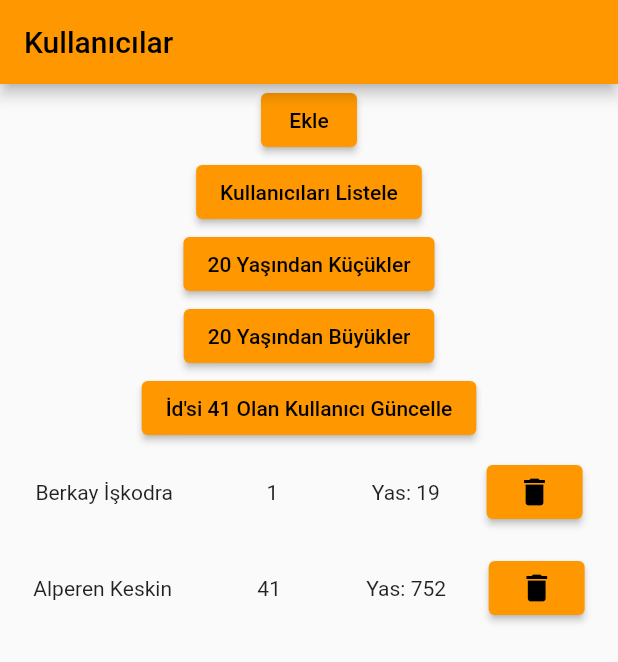
After one commit to Berkayiskodra/bky_app, a Flutter app: the UserScreen screen opened by its route, after a tap on "Ekle", after a tap on "20 Yaşından Büyükler", after a tap on "İd'si 41 Olan Kullanıcı Güncelle", on a phone screen of 412 x 824 dp. The commit adds this screen. Shown: the top 662 px of the screen. Run offline on Flutter 3.47's test engine with Material 2 defaults, Android fonts, the phone set to English and light mode, and no system bars; our stand-ins replace go_router, isar; accounts and stored records are empty; generated files the repository leaves out were written again.

Commit message:
isar add

```diff
--- /dev/null
+++ b/lib/db/user.dart
@@ -0,0 +1,20 @@
+import 'package:isar/isar.dart';
+
+part 'user.g.dart';
+
+@collection
+class User {
+  Id id = Isar.autoIncrement;
+
+  String? name;
+
+  String? fatherName;
+
+  String? motherName;
+
+  String? birthPlace;
+
+  String? phone;
+
+  int? age;
+}
--- a/lib/main.dart
+++ b/lib/main.dart
@@ -4,6 +4,7 @@ import 'screens/about_screen.dart';
 import 'screens/contact_screen.dart';
 import 'screens/home_screen.dart';
 import 'screens/product_screen.dart';
+import 'screens/users_screen.dart';
 
 void main() {
   runApp(const MyApp());
@@ -27,6 +28,10 @@ final _router = GoRouter(
        GoRoute(
         path: '/product',
         builder: (context, state) => ProductScreen(),
+      ),
+      GoRoute(
+        path: '/user',
+        builder: (context, state) => UserScreen(),
       ),
     ],
   );
--- a/lib/screens/home_screen.dart
+++ b/lib/screens/home_screen.dart
@@ -30,6 +30,12 @@ class HomeScreen extends StatelessWidget {
             },
           child: Text('Product Screen'),
           ),
+          ElevatedButton(
+            onPressed: () {
+              context.push('/user');
+            },
+          child: Text('User Screen'),
+          ),
       ],
         ),
       ),
--- /dev/null
+++ b/lib/screens/users_screen.dart
@@ -0,0 +1,166 @@
+import 'package:flutter/material.dart';
+import 'package:isar/isar.dart';
+
+import '../db/user.dart';
+
+class UserScreen extends StatefulWidget {
+  const UserScreen({super.key});
+
+  @override
+  State<UserScreen> createState() => _UserScreenState();
+}
+
+class _UserScreenState extends State<UserScreen> {
+
+late Isar isar;
+
+List<User> usersList = [];
+
+addUser(String name, String motherName, String fatherName, int age,
+        String birthPlace, String phone) async {
+
+        final  user = User()
+        ..name = name
+        ..fatherName = fatherName
+        ..motherName = motherName
+        ..age = age
+        ..birthPlace = birthPlace
+        ..phone = phone;
+
+      await isar.writeTxn(() async => await isar.users.put(user));
+
+    getUsers();
+  }
+
+editUser(int id, String name, String motherName, String farherName, int age,
+          String birthPlace, String phone) async {
+
+      final user = User()
+      ..id = id
+      ..name = name
+      ..fatherName = farherName
+      ..motherName = motherName
+      ..age = age
+      ..birthPlace = birthPlace
+      ..phone = phone;
+
+    await isar.writeTxn(() async => await isar.users.put(user));
+
+  getUsers();
+}
+
+deleteUser(int id) async {
+  await isar.writeTxn(()async {
+    bool result = await isar.users.delete(id);
+    if(result) {
+      ScaffoldMessenger.of(context)
+
+      .showSnackBar(SnackBar(content: Text('Kullanıcı Kaldırıldı')));
+      getUsers();
+    }
+    else(result) {
+      ScaffoldMessenger.of(context)
+
+      .showSnackBar(SnackBar(content: Text('Kullanıcı Kaldırılamadı')));
+    };
+  });
+}
+
+usersToWidget(){
+  return usersList
+  .map((e) => Padding(
+    padding: const EdgeInsets.all(8.0),
+    child: Row(
+      mainAxisAlignment: MainAxisAlignment.spaceAround,
+      children: [
+        Text(e.name!),
+        SizedBox(height: 5),
+        Text(e.id.toString()),
+        SizedBox(height: 5),
+        Text('Yas: ' + e.age.toString()),
+        ElevatedButton(onPressed: () => deleteUser(e.id), child: Icon(Icons.delete)),
+      ],
+    ),
+   ))
+   .toList();
+}
+
+getUsers() async {
+  final users = await isar.users.where().findAll();
+  usersList = users;
+  setState(() {});
+}
+
+getYoungUsers() async {
+  final users = await isar.users.filter().ageLessThan(20).findAll();
+  usersList = users;
+  setState(() {});
+}
+
+getOldUsers() async {
+  final users = await isar.users.filter().ageGreaterThan(20).findAll();
+  usersList = users;
+  setState(() {});
+}
+
+openConnection() async {
+  isar = await Isar.open([UserSchema]);
+  setState(() {});
+}
+
+closeConnection() async {
+  await isar.close();
+}
+
+@override
+void initState() {
+  print('Ekran Çalıştı');
+  openConnection();
+  super.initState();
+}
+
+@override
+void disponse() {
+  print('Ekran Kapandı');
+  closeConnection();
+  super.dispose();
+}
+
+
+
+  @override
+  Widget build(BuildContext context) {
+    return SafeArea(
+      child: Scaffold(
+        appBar: AppBar(
+          title: Text('Kullanıcılar'),
+        ),
+        body: Column(
+          children: [
+            ElevatedButton(
+              onPressed: () => addUser(
+                'Berkay İşkodra', 'X', 'Y', 19, 'İstanbul', '0534 343 34 34'),
+              child: Text('Ekle')),
+            ElevatedButton(
+              onPressed: getUsers, child: const Text('Kullanıcıları Listele')),
+            ElevatedButton(
+              onPressed: getYoungUsers, child: const Text('20 Yaşından Küçükler')),
+            ElevatedButton(
+              onPressed: getOldUsers, child: const Text('20 Yaşından Büyükler')),
+            ElevatedButton(
+              onPressed: () {
+                editUser(
+                41, 'Alperen Keskin', 'X', 'Y', 752 , 'Ordu', '05377373434');
+              },
+              child: const Text("İd'si 41 Olan Kullanıcı Güncelle")),
+            Expanded(
+              child: ListView(
+                children: usersToWidget(),
+              ),
+            ),
+          ],
+        ),
+      ),
+    );
+  }
+}
--- a/pubspec.yaml
+++ b/pubspec.yaml
@@ -37,6 +37,8 @@ dependencies:
   # Use with the CupertinoIcons class for iOS style icons.
   cupertino_icons: ^1.0.2
   go_router: ^6.5.3
+  isar: ^3.0.5
+  isar_flutter_libs: ^3.0.5
 
 dev_dependencies:
   flutter_test:
@@ -48,6 +50,8 @@ dev_dependencies:
   # package. See that file for information about deactivating specific lint
   # rules and activating additional ones.
   flutter_lints: ^2.0.0
+  isar_generator: ^3.0.5
+  build_runner: ^2.3.3
 
 # For information on the generic Dart part of this file, see the
 # following page: https://dart.dev/tools/pub/pubspec
```
Also changed, not shown: lib/db/user.g.dart (added), pubspec.lock, 14 other files.
